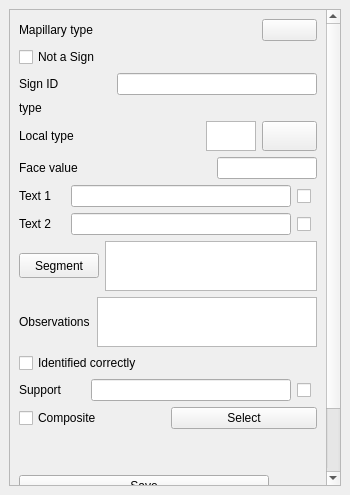
The window that signs_editor.ui (alien9/placaview) describes before a commit, drawn with Qt 5.
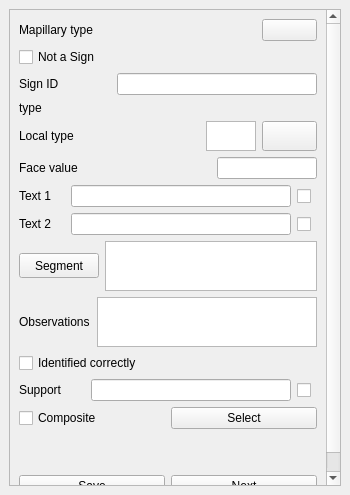
The same window after the commit. Icons and pictures are not drawn.

The edit to the form file:
```diff
--- a/signs_editor.ui
+++ b/signs_editor.ui
@@ -410,20 +410,7 @@
                   </layout>
                 </item>
                 <item>
-                  <layout class="QVBoxLayout" name="vertbuttonLayout">
-                    <item>
-                      <widget class="QPushButton" name="pushButton_save">
-                        <property name="maximumSize">
-                          <size>
-                            <width>250</width>
-                            <height>16777215</height>
-                          </size>
-                        </property>
-                        <property name="text">
-                          <string>Save</string>
-                        </property>
-                      </widget>
-                    </item>
+                  <layout class="QHBoxLayout" name="vertbuttonLayout">
                     <item>
                       <widget class="QPushButton" name="pushButton_next">
                         <property name="maximumSize">
@@ -433,7 +420,7 @@
                           </size>
                         </property>
                         <property name="text">
-                          <string>Save And Go</string>
+                          <string>Save</string>
                         </property>
                       </widget>
                     </item>
```
